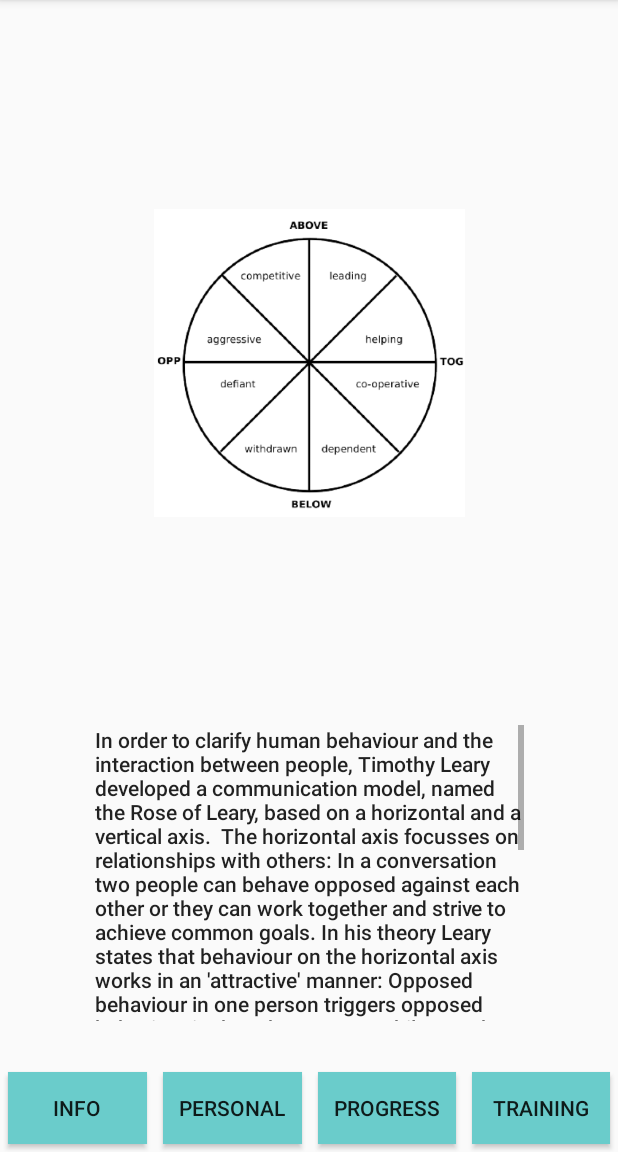
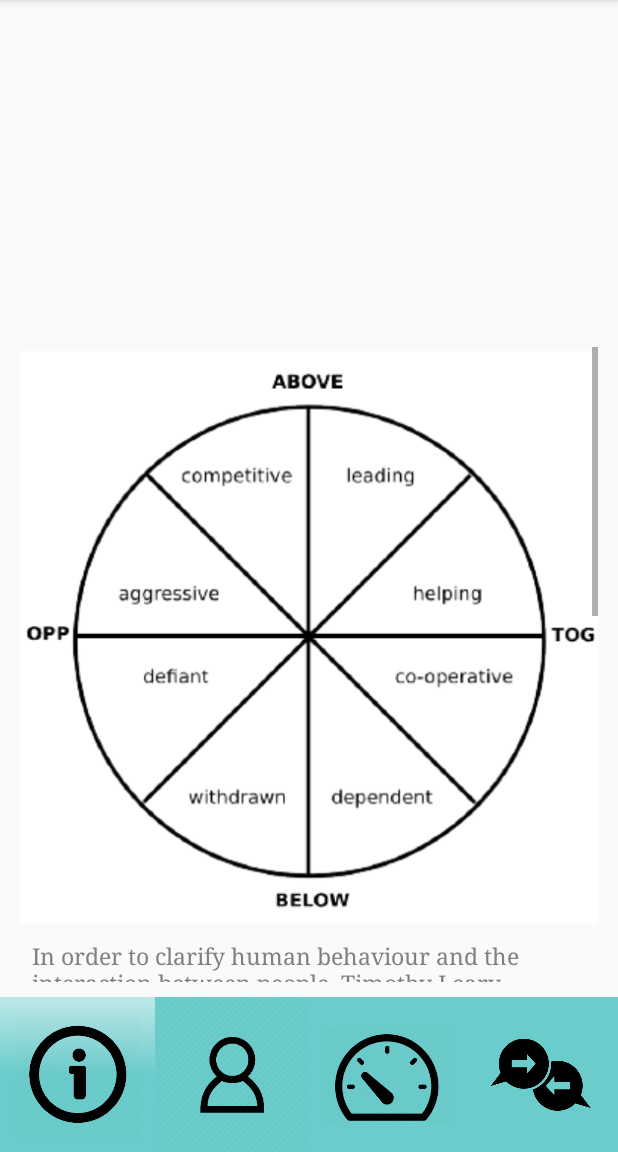
Before and after one commit to JZwamborn/Applab-Rose-of-Leary, an Android app: the HomeScreenInfo screen opened directly, with no data from a screen before it, on a phone screen of 412 x 824 dp, the part 84-1236 px from its top. Run offline under Robolectric (Android 15) with nearby library versions, the phone set to English and light mode, and no system bars.

Commit message:
updated info screen

```diff
--- a/app/src/main/java/com/example/myfirstapp/ClassifierActivity.java
+++ b/app/src/main/java/com/example/myfirstapp/ClassifierActivity.java
@@ -19,18 +19,15 @@ import java.net.Socket;
 
 public class ClassifierActivity extends AppCompatActivity {
     Button  button = null;
-    TextView textView = null;
     TextView textView2 = null;
     EditText editText = null;
-    EditText editText2 = null;
+
     @Override
     protected void onCreate(Bundle savedInstanceState) {
         super.onCreate(savedInstanceState);
         setContentView(R.layout.activity_classifier);
         button = (Button)findViewById(R.id.button3);
-        //textView = (TextView) findViewById(R.id.textView4);
         textView2 = (TextView) findViewById(R.id.textView2);
-        //editText2 = (EditText) findViewById(R.id.editText2);
         editText = (EditText) findViewById(R.id.editText4);
         final String name = editText.getText().toString();
         button.setOnClickListener(new View.OnClickListener() {
--- a/app/src/main/java/com/example/myfirstapp/CustomViewActivity.java
+++ b/app/src/main/java/com/example/myfirstapp/CustomViewActivity.java
@@ -252,7 +252,6 @@ public class CustomViewActivity extends AppCompatActivity implements View.OnTouc
 
             }
             else{
-                score += 1;
                 updateAnswer1(false, positionOnRose, posText);
                 im.setVisibility(View.INVISIBLE);
                 lbRed.setVisibility(View.VISIBLE);
--- a/app/src/main/java/com/example/myfirstapp/HomeScreenInfo.java
+++ b/app/src/main/java/com/example/myfirstapp/HomeScreenInfo.java
@@ -6,6 +6,7 @@ import android.support.v7.app.AppCompatActivity;
 import android.text.method.ScrollingMovementMethod;
 import android.view.View;
 import android.widget.Button;
+import android.widget.ImageButton;
 import android.widget.TextView;
 
 /**
@@ -14,10 +15,10 @@ import android.widget.TextView;
 
 public class HomeScreenInfo extends AppCompatActivity {
 
-    Button button_info = null;
-    Button button_personal = null;
-    Button button_progress = null;
-    Button button_training = null;
+    ImageButton button_info = null;
+    ImageButton button_personal = null;
+    ImageButton button_progress = null;
+    ImageButton button_training = null;
     TextView information = null;
 
     @Override
@@ -25,11 +26,11 @@ public class HomeScreenInfo extends AppCompatActivity {
         super.onCreate(savedInstanceState);
         setContentView(R.layout.home_screen_info);
         information = (TextView)findViewById(R.id.textView11);
-        information.setMovementMethod(new ScrollingMovementMethod());
-        button_info = (Button)findViewById(R.id.Button_Dashboard_info);
-        button_personal = (Button)findViewById(R.id.Button_Dashboard_personal);
-        button_progress = (Button)findViewById(R.id.Button_Dashboard_progress);
-        button_training = (Button)findViewById(R.id.Button_Dashboard_training);
+        //information.setMovementMethod(new ScrollingMovementMethod());
+        button_info = (ImageButton)findViewById(R.id.Button_Dashboard_info);
+        button_personal = (ImageButton)findViewById(R.id.Button_Dashboard_personal);
+        button_progress = (ImageButton)findViewById(R.id.Button_Dashboard_progress);
+        button_training = (ImageButton)findViewById(R.id.Button_Dashboard_training);
         //Create listeners also on_creatre
         button_info.setOnClickListener(new View.OnClickListener() {
             @Override
--- a/app/src/main/res/layout/home_screen_info.xml
+++ b/app/src/main/res/layout/home_screen_info.xml
@@ -8,105 +8,39 @@
 
     <LinearLayout
         android:id="@+id/Dashboard_layout"
-        tools:layout_editor_absoluteX="0dp"
         android:layout_width="fill_parent"
         android:layout_height="wrap_content"
         android:orientation="vertical"
         android:visibility="visible"
-        app:layout_constraintBottom_toBottomOf="parent"><![CDATA[>
+        android:layout_weight="1"
+        app:layout_constraintBottom_toBottomOf="parent">
 
+        <android.support.constraint.ConstraintLayout
+            android:layout_width="match_parent"
+            android:layout_height="433dp"
+            android:layout_weight="0.7"
+            android:layout_marginTop="5dp">
 
-
-        ]]>
+            <ScrollView
+                android:layout_width="match_parent"
+                android:layout_height="match_parent"
+                tools:layout_editor_absoluteX="8dp"
+                android:fillViewport="true"
+                tools:layout_editor_absoluteY="8dp"
+                android:layout_marginBottom="10dp"
+                android:layout_marginLeft="13dp"
+                android:layout_marginRight="13dp"
+                >
 
                 <LinearLayout
-            android:id="@+id/button_layout"
                     android:layout_width="match_parent"
-            android:layout_height="match_parent"
-            android:layout_marginLeft="0dp"
-            android:layout_marginRight="0dp"
-            android:layout_weight="1"
-            android:gravity="bottom"
-            android:orientation="horizontal"
-            android:visibility="visible">
-
-            <Button
-                android:id="@+id/Button_Dashboard_info"
-                android:layout_width="match_parent"
-                android:layout_height="match_parent"
-                android:layout_margin="5dp"
-                android:layout_weight="2"
-                android:background="#6ACCCB"
-                android:onClick="clickButton"
-                android:padding="0dp"
-                android:text="Info"
-                android:visibility="visible" />
-
-            <Button
-                android:id="@+id/Button_Dashboard_personal"
-                android:layout_width="match_parent"
-                android:layout_height="match_parent"
-                android:layout_margin="5dp"
-                android:layout_marginStart="96dp"
-                android:layout_weight="2"
-                android:background="#6ACCCB"
-                android:onClick="clickButton"
-                android:padding="0dp"
-                android:text="personal"
-                android:visibility="visible" />
-
-            <Button
-                android:id="@+id/Button_Dashboard_progress"
-                android:layout_width="match_parent"
-                android:layout_height="match_parent"
-                android:layout_margin="5dp"
-                android:layout_marginEnd="96dp"
-                android:layout_weight="2"
-                android:background="#6ACCCB"
-                android:onClick="clickButton"
-                android:padding="0dp"
-                android:text="PROGRESS"
-                android:textAppearance="@style/TextAppearance.AppCompat.Body2"
-                android:visibility="visible" />
-
-            <Button
-                android:id="@+id/Button_Dashboard_training"
-                android:layout_width="match_parent"
-                android:layout_height="match_parent"
-                android:layout_margin="5dp"
-                android:layout_weight="2"
-                android:background="#6ACCCB"
-                android:onClick="clickButton"
-                android:padding="0dp"
-                android:text="training"
-                android:visibility="visible" />
-
-        </LinearLayout>
-
-    </LinearLayout>
-
-    <TextView
-        android:id="@+id/textView11"
-        android:layout_width="286dp"
-        android:layout_height="197dp"
-        android:layout_marginBottom="8dp"
-        android:layout_marginEnd="8dp"
-        android:layout_marginStart="8dp"
-        android:layout_marginTop="8dp"
-        android:text="In order to clarify human behaviour and the interaction between people, Timothy Leary developed a communication model, named the Rose of Leary, based on a horizontal and a vertical axis.  The horizontal axis focusses on relationships with others: In a conversation two people can behave opposed against each other or they can work together and strive to achieve common goals. In his theory Leary states that behaviour on the horizontal axis works in an 'attractive' manner: Opposed behaviour in one person triggers opposed behaviour in the other person, while together behaviour triggers together behaviour.  The vertical axis in the Rose of Leary focusses on attitudes to others: In a conversation a person might either feel above (or dominant) or below (or submissive) his/her conversation partner. A person's behaviour on the vertical axis has a complementary influence on another person's behaviour: If one persons displays 'above' behaviour the other person is inclined to behave more submissive, while a person showing 'below' behaviour triggers another person to automatically be more leading/dominant.  By using this app you will train to place a person's behaviour in the Rose of Leary and you will train to influence other people's behaviour by applying Leary's theory.   "
-        android:textAppearance="@style/TextAppearance.AppCompat.Body2"
-        app:layout_constraintBottom_toTopOf="@+id/Dashboard_layout"
-        android:maxLines = "100"
-        android:scrollbars = "vertical"
-        app:layout_constraintEnd_toEndOf="parent"
-        app:layout_constraintStart_toStartOf="parent"
-        app:layout_constraintTop_toTopOf="parent"
-        app:layout_constraintVertical_bias="0.958" />
+                    android:layout_height="wrap_content"
+                    android:orientation="vertical">
 
                     <ImageView
                         android:id="@+id/imageView"
-        android:layout_width="207dp"
-        android:layout_height="205dp"
+                        android:layout_width="match_parent"
+                        android:layout_height="wrap_content"
                         app:srcCompat="@drawable/learysrose"
                         app:layout_constraintBottom_toTopOf="@+id/textView11"
                         app:layout_constraintEnd_toEndOf="parent"
@@ -115,4 +49,105 @@
                         tools:layout_editor_absoluteX="89dp"
                         tools:layout_editor_absoluteY="16dp" />
 
+                    <TextView
+                        android:id="@+id/textView11"
+                        android:layout_width="match_parent"
+                        android:layout_height="wrap_content"
+                        android:layout_marginBottom="8dp"
+                        android:layout_marginEnd="8dp"
+                        android:layout_marginStart="8dp"
+                        android:layout_marginTop="8dp"
+                        android:text="In order to clarify human behaviour and the interaction between people, Timothy Leary developed a communication model, named the Rose of Leary, based on a horizontal and a vertical axis.
+                        \n \n The horizontal axis focusses on relationships with others: In a conversation two people can behave opposed against each other or they can work together and strive to achieve common goals.
+                        \n \n In his theory Leary states that behaviour on the horizontal axis works in an 'attractive' manner: Opposed behaviour in one person triggers opposed behaviour in the other person, while together behaviour triggers together behaviour.
+                        \n \n The vertical axis in the Rose of Leary focusses on attitudes to others: In a conversation a person might either feel above (or dominant) or below (or submissive) his/her conversation partner. A person's behaviour on the vertical axis has a complementary influence on another person's behaviour: If one persons displays 'above' behaviour the other person is inclined to behave more submissive, while a person showing 'below' behaviour triggers another person to automatically be more leading/dominant.
+                        \n \n By using this app you will train to place a person's behaviour in the Rose of Leary and you will train to influence other people's behaviour by applying Leary's theory.   "
+                        android:textAppearance="@style/TextAppearance.AppCompat.Body2"
+                        app:layout_constraintBottom_toTopOf="@+id/Dashboard_layout"
+                        android:maxLines = "100"
+                        android:gravity="center_vertical"
+                        android:textSize="15sp"
+                        android:textColor="#808080"
+                        android:typeface="serif"
+                        app:layout_constraintEnd_toEndOf="parent"
+                        app:layout_constraintStart_toStartOf="parent"
+                        app:layout_constraintTop_toTopOf="parent"
+                        app:layout_constraintVertical_bias="0.958" />
+                </LinearLayout>
+            </ScrollView>
+
         </android.support.constraint.ConstraintLayout>
+
+
+            <LinearLayout
+                android:id="@+id/button_layout"
+                android:layout_width="match_parent"
+                android:layout_height="0dp"
+                android:layout_marginLeft="0dp"
+                android:layout_marginRight="0dp"
+                android:layout_weight="1"
+                android:gravity="bottom"
+                android:orientation="horizontal"
+                android:visibility="visible">
+
+                <ImageButton
+                    android:id="@+id/Button_Dashboard_info"
+                    android:layout_width="match_parent"
+                    android:layout_height="match_parent"
+                    android:layout_weight="1"
+                    android:src="@drawable/info"
+                    android:adjustViewBounds="true"
+                    android:background="@drawable/gradient"
+                    android:onClick="clickButton"
+                    android:padding="10dp"
+                    android:text="Info"
+                    android:scaleType="centerInside"
+                    android:visibility="visible" />
+
+                <ImageButton
+                    android:id="@+id/Button_Dashboard_personal"
+                    android:layout_width="match_parent"
+                    android:layout_height="match_parent"
+                    android:src="@drawable/prof"
+                    android:layout_weight="1"
+                    android:background="#6ACCCB"
+                    android:onClick="clickButton"
+                    android:text="personal"
+                    android:adjustViewBounds="true"
+                    android:padding="0dp"
+                    android:scaleType="centerInside"
+                    android:visibility="visible" />
+
+                <ImageButton
+                    android:id="@+id/Button_Dashboard_progress"
+                    android:layout_width="match_parent"
+                    android:layout_height="match_parent"
+                    android:src="@drawable/dashboard"
+                    android:scaleType="centerInside"
+                    android:adjustViewBounds="true"
+                    android:layout_weight="1"
+                    android:background="#6ACCCB"
+                    android:onClick="clickButton"
+                    android:padding="10dp"
+                    android:text="PROGRESS"
+                    android:textAppearance="@style/TextAppearance.AppCompat.Body2"
+                    android:visibility="visible" />
+
+                <ImageButton
+                    android:id="@+id/Button_Dashboard_training"
+                    android:layout_width="match_parent"
+                    android:layout_height="match_parent"
+                    android:src="@drawable/training"
+                    android:layout_weight="1"
+                    android:background="#6ACCCB"
+                    android:onClick="clickButton"
+                    android:padding="10dp"
+                    android:text="training"
+                    android:adjustViewBounds="true"
+                    android:scaleType="centerInside"
+                    android:visibility="visible" />
+
+            </LinearLayout>
+
+    </LinearLayout>
+</android.support.constraint.ConstraintLayout>
--- a/app/src/main/res/layout/home_screen_training.xml
+++ b/app/src/main/res/layout/home_screen_training.xml
@@ -13,7 +13,7 @@
         android:orientation="vertical"
         android:visibility="visible"
         android:layout_weight="1"
-        app:layout_constraintBottom_toBottomOf="parent">>
+        app:layout_constraintBottom_toBottomOf="parent">
 
         <android.support.constraint.ConstraintLayout
             android:layout_width="match_parent"
```
Lines whose indentation alone changed are shown as unchanged.
